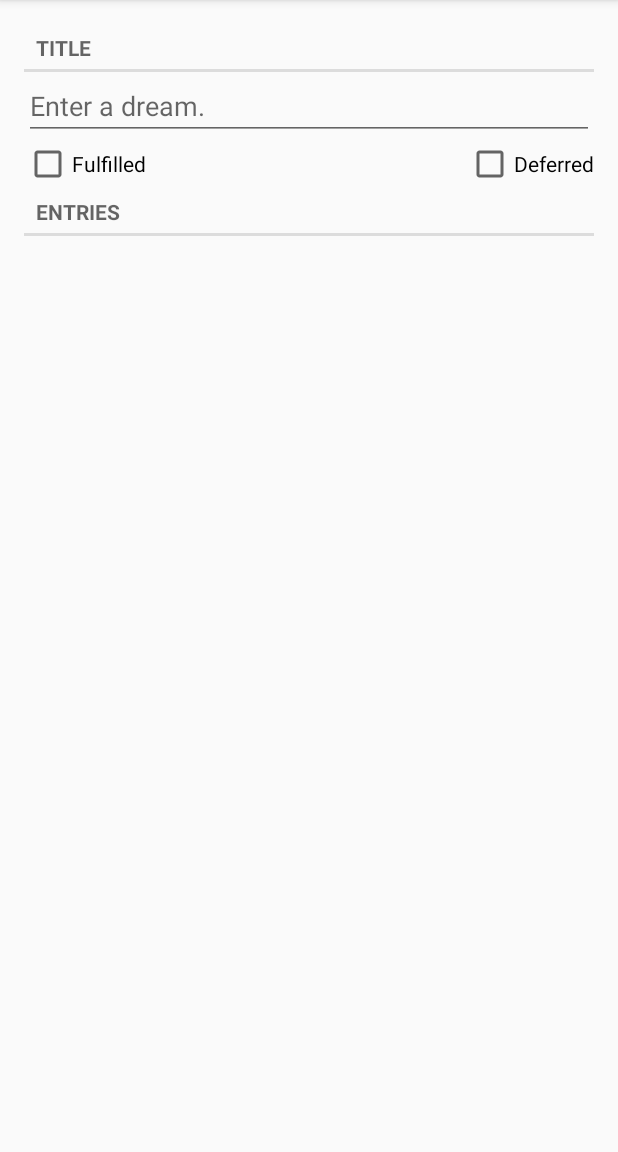
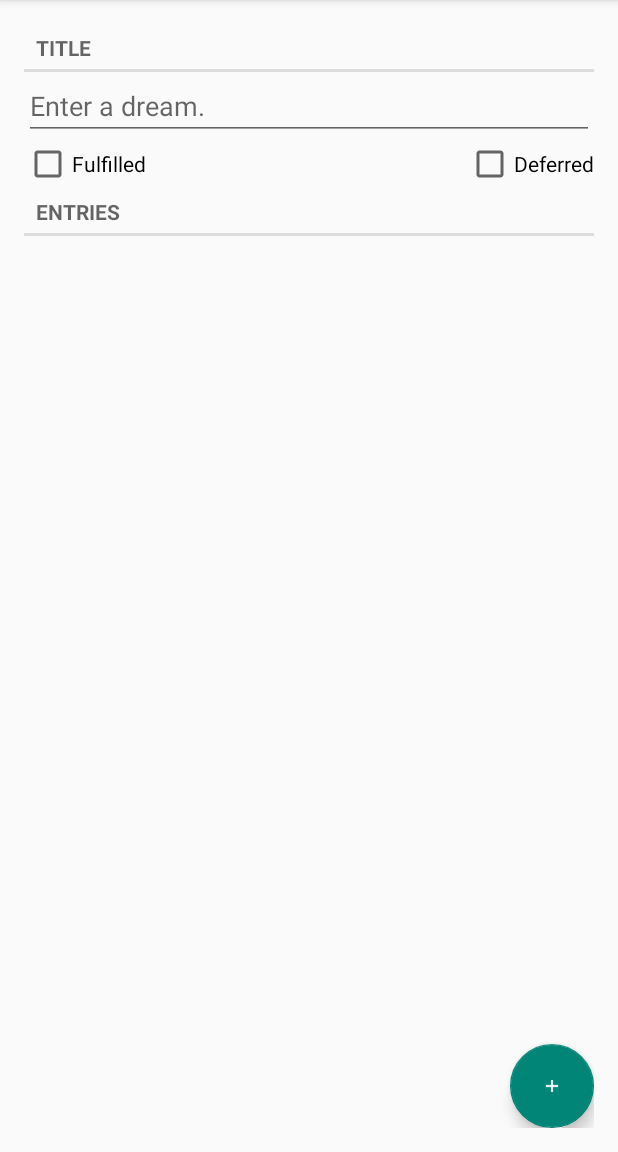
Before and after one commit to pchuang34/dream-catcher-app, an Android app: the fragment DreamDetailFragment placed in its activity, on a phone screen of 412 x 824 dp, the part 84-1236 px from its top. Run offline under Robolectric (Android 15) with nearby library versions, the phone set to English and light mode, and no system bars; our stand-ins replace Room's generated code; 3 statements that could not run were skipped.

Commit message:
implement Add a New Reflection (Dream Entry)

```diff
--- a/app/src/main/res/layout/fragment_dream_detail.xml
+++ b/app/src/main/res/layout/fragment_dream_detail.xml
@@ -86,8 +86,25 @@
         android:visibility="invisible"
         tools:text="Wed Nov 14 11:56 EST 2018"/>
 
+    <androidx.constraintlayout.widget.ConstraintLayout
+        android:layout_width="match_parent"
+        android:layout_height="match_parent">
 
-<!--    dream_title_label-->
+        <com.google.android.material.floatingactionbutton.FloatingActionButton
+            android:id="@+id/add_reflection_button"
+            android:layout_width="wrap_content"
+            android:layout_height="wrap_content"
+            app:layout_constraintBottom_toBottomOf="parent"
+            app:layout_constraintRight_toRightOf="parent"
+            android:clickable="true"
+            android:src="@drawable/ic_icon_add_foreground" />
+
+    </androidx.constraintlayout.widget.ConstraintLayout>
+
+
+
+
+    <!--    dream_title_label-->
 <!--    dream_title_text-->
 <!--    dream_fulfilled_checkbox-->
 <!--    dream_deferred_checkbox-->
--- a/app/src/main/res/values/strings.xml
+++ b/app/src/main/res/values/strings.xml
@@ -9,5 +9,6 @@
     <string name="dream_item_date">Date</string>
     <string name="target">target</string>
     <string name="archer">archer</string>
+    <string name="entry_text">Enter a reflection.</string>
 
 </resources>
```
Also changed, not shown: app/src/main/java/edu/vt/cs/cs5254/dreamcatcher/AddReflectionDialog.kt (+29 -27 lines), app/src/main/java/edu/vt/cs/cs5254/dreamcatcher/DreamDetailFragment.kt (+35 -9 lines), app/src/main/res/layout/dialog_add_reflection.xml (added, +14 -0 lines).
